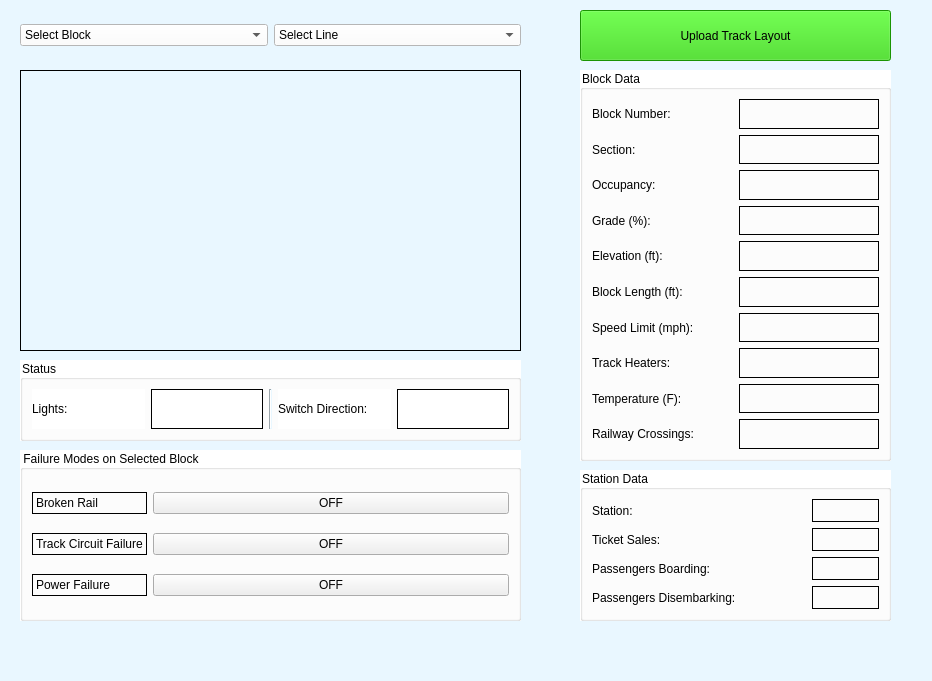
Above: Track Model/Track_Model.ui from asmithie13/ECE-1140 before the change. Below: the same form after it.
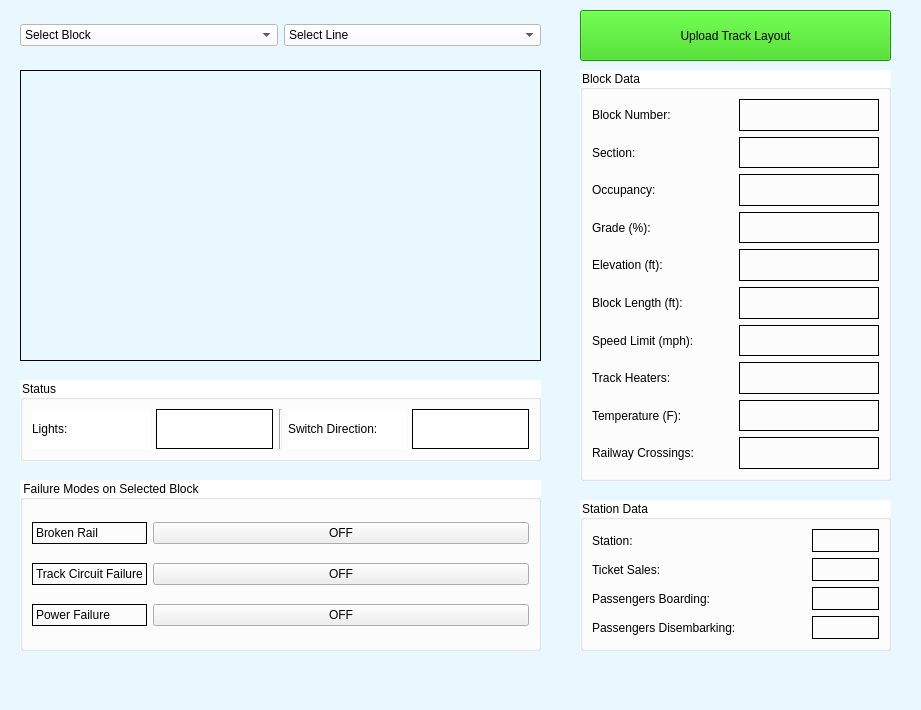
That is the form after the change. Icons and pictures are not drawn.

Diff of the .ui file:
```diff
--- a/Track Model/Track_Model.ui
+++ b/Track Model/Track_Model.ui
@@ -6,8 +6,8 @@
    <rect>
     <x>0</x>
     <y>0</y>
-    <width>932</width>
-    <height>681</height>
+    <width>921</width>
+    <height>710</height>
    </rect>
   </property>
   <property name="sizePolicy">
@@ -50,8 +50,8 @@
     <property name="geometry">
      <rect>
       <x>20</x>
-      <y>450</y>
-      <width>501</width>
+      <y>480</y>
+      <width>521</width>
       <height>171</height>
      </rect>
     </property>
@@ -147,8 +147,8 @@
      <rect>
       <x>20</x>
       <y>70</y>
-      <width>501</width>
-      <height>281</height>
+      <width>521</width>
+      <height>291</height>
      </rect>
     </property>
     <property name="frameShape">
@@ -170,7 +170,7 @@
       <x>580</x>
       <y>70</y>
       <width>311</width>
-      <height>391</height>
+      <height>411</height>
      </rect>
     </property>
     <property name="styleSheet">
@@ -449,7 +449,7 @@
     <property name="geometry">
      <rect>
       <x>580</x>
-      <y>470</y>
+      <y>500</y>
       <width>311</width>
       <height>151</height>
      </rect>
@@ -575,7 +575,7 @@
      <rect>
       <x>20</x>
       <y>10</y>
-      <width>501</width>
+      <width>521</width>
       <height>51</height>
      </rect>
     </property>
@@ -691,8 +691,8 @@
     <property name="geometry">
      <rect>
       <x>20</x>
-      <y>360</y>
-      <width>501</width>
+      <y>380</y>
+      <width>521</width>
       <height>81</height>
      </rect>
     </property>
```
Left out of the diff: 2 changed lines with no effect on the pictures.
